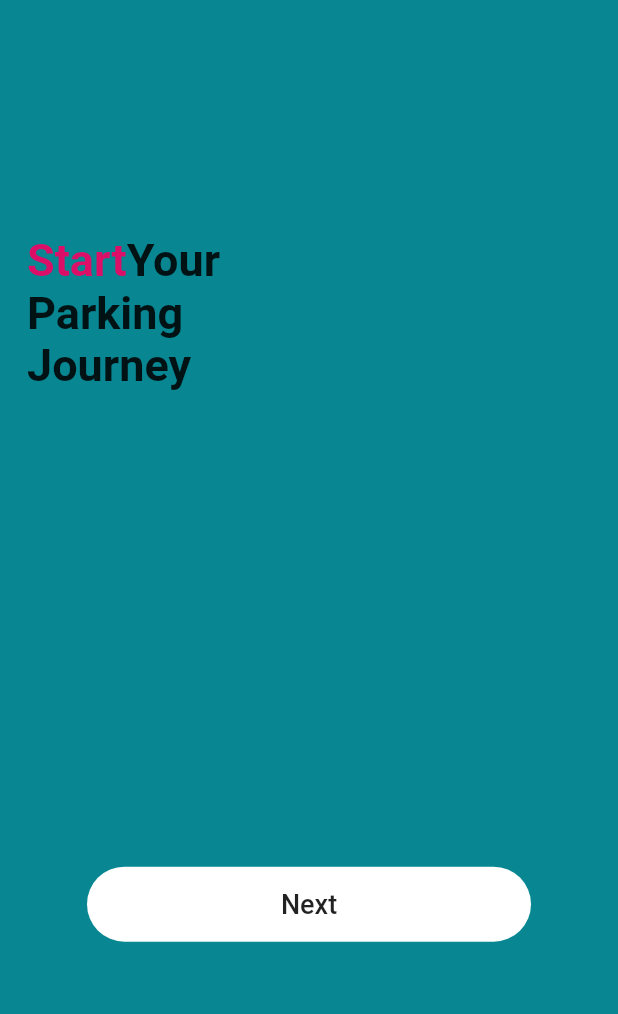
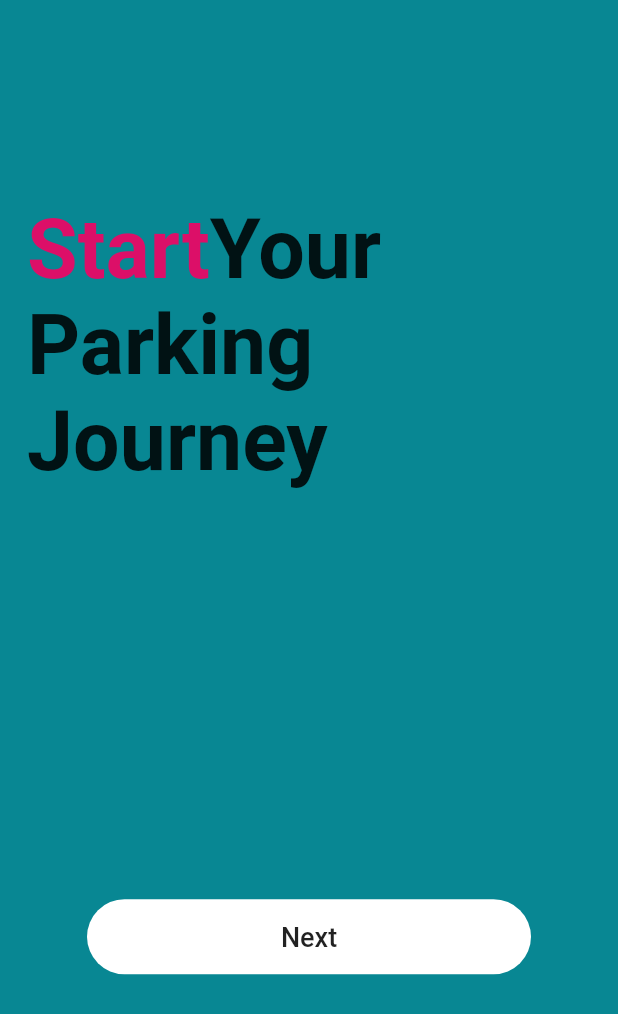
Before and after one commit to RaniAsmit/Spot-Saver, a Flutter app: the screen it shows after launch, after a tap on "Get Started", on a phone screen of 412 x 824 dp. Shown: the top 1014 px of the screen. Run offline on Flutter 3.47's test engine with Material 2 defaults, Android fonts, the phone set to English and light mode, and no system bars; our stand-ins replace cloud_firestore, file_picker, firebase_auth, firebase_core, firebase_storage, get_it and 1 more; accounts and stored records are empty.

Commit message:
readme created

```diff
--- a/lib/main.dart
+++ b/lib/main.dart
@@ -12,6 +12,7 @@ import 'package:get_it/get_it.dart';
 import 'package:social/pagess/welcome.dart';
 import 'package:social/sevices/firebase_service.dart';
 import 'package:social/pagess/liquid_swipe.dart';
+// import 'package:webview_flutter/webview_flutter.dart';
 
 void main() async {
   WidgetsFlutterBinding.ensureInitialized();
--- a/lib/pagess/introduction.dart
+++ b/lib/pagess/introduction.dart
@@ -23,12 +23,12 @@ class Introduction extends StatelessWidget {
             crossAxisAlignment: CrossAxisAlignment.start,
             children: [
               SizedBox(
-                width: 150,
+                width: 250,
                 child: RichText(
                   text: const TextSpan(
                       text: 'Start',
                       style: TextStyle(
-                        fontSize: 30,
+                        fontSize: 55,
                         color: Color.fromARGB(255, 220, 15, 104),
                         fontWeight: FontWeight.bold,
                       ),
--- a/pubspec.yaml
+++ b/pubspec.yaml
@@ -38,6 +38,7 @@ dependencies:
   firebase_storage: "11.1.1"
   get_it: "7.3.0"
   google_fonts: "4.0.4"
+  webview_flutter: "4.2.0"
   # liquid_swipe: "3.1.0"
 
   # geocoding: "2.1.0"
```
Also changed, not shown: assets/images/2023-05-06.png (added), assets/images/Screenshot_1682750627.png (added), assets/images/Screenshot_1683397824.png (added), assets/images/Screenshot_1683397856.png (added), assets/images/Screenshot_1683397862.png (added), assets/images/Screenshot_1683397867.png (added), assets/images/Screenshot_1683397871.png (added), pubspec.lock, 1 other file.
